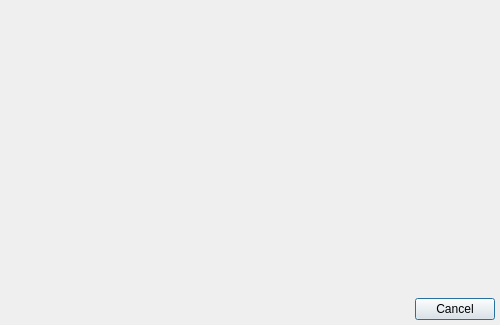
vacuum-im/vacuum-im, file Vacuum/trunk/src/plugins/Commands/commanddialog.ui: the form before one commit.
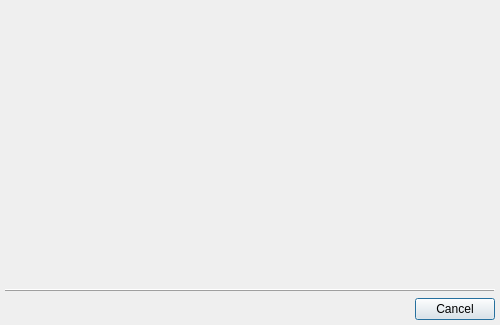
The form after the commit.

Diff of the .ui file:
```diff
--- a/Vacuum/trunk/src/plugins/Commands/commanddialog.ui
+++ b/Vacuum/trunk/src/plugins/Commands/commanddialog.ui
@@ -43,9 +43,14 @@
     </widget>
    </item>
    <item>
-    <layout class="QHBoxLayout" >
-     <item>
-      <widget class="QWidget" native="1" name="wdtPages" />
+    <widget class="QFrame" name="frame" >
+     <property name="frameShape" >
+      <enum>QFrame::HLine</enum>
+     </property>
+     <property name="frameShadow" >
+      <enum>QFrame::Raised</enum>
+     </property>
+    </widget>
      </item>
      <item>
       <widget class="QDialogButtonBox" name="dbbButtons" >
@@ -53,8 +58,6 @@
         <set>QDialogButtonBox::Cancel</set>
        </property>
       </widget>
-     </item>
-    </layout>
    </item>
   </layout>
  </widget>
```
Lines whose indentation alone changed are shown as unchanged.
